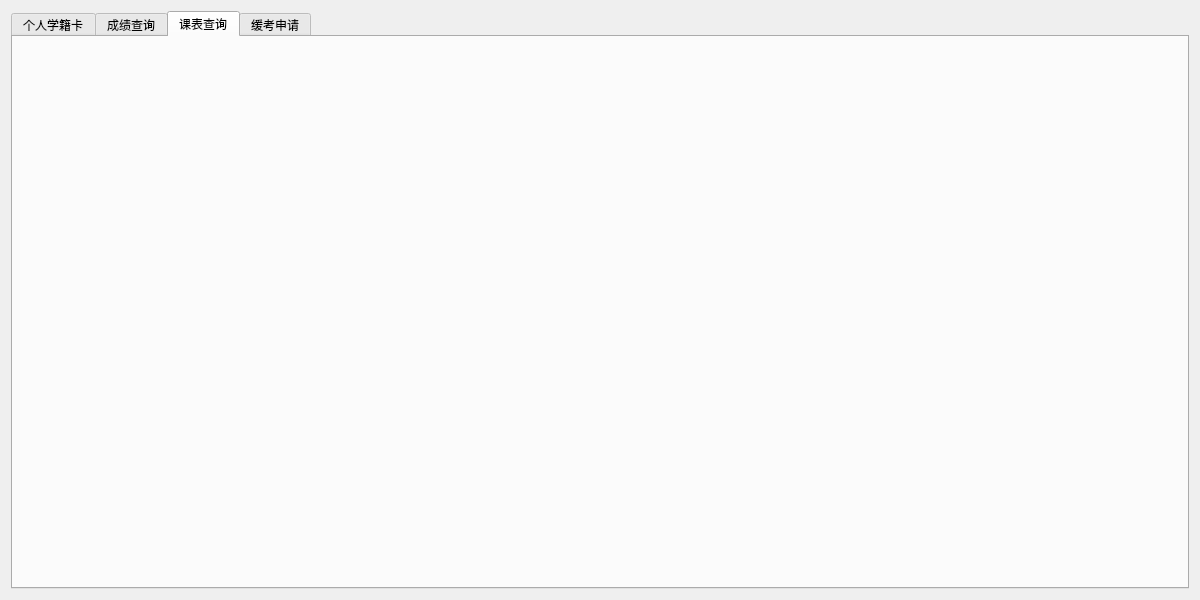
This is day1/form.ui in Mirai233/Jlict-JWXT as Qt 5 draws it before an edit. The edited form follows.
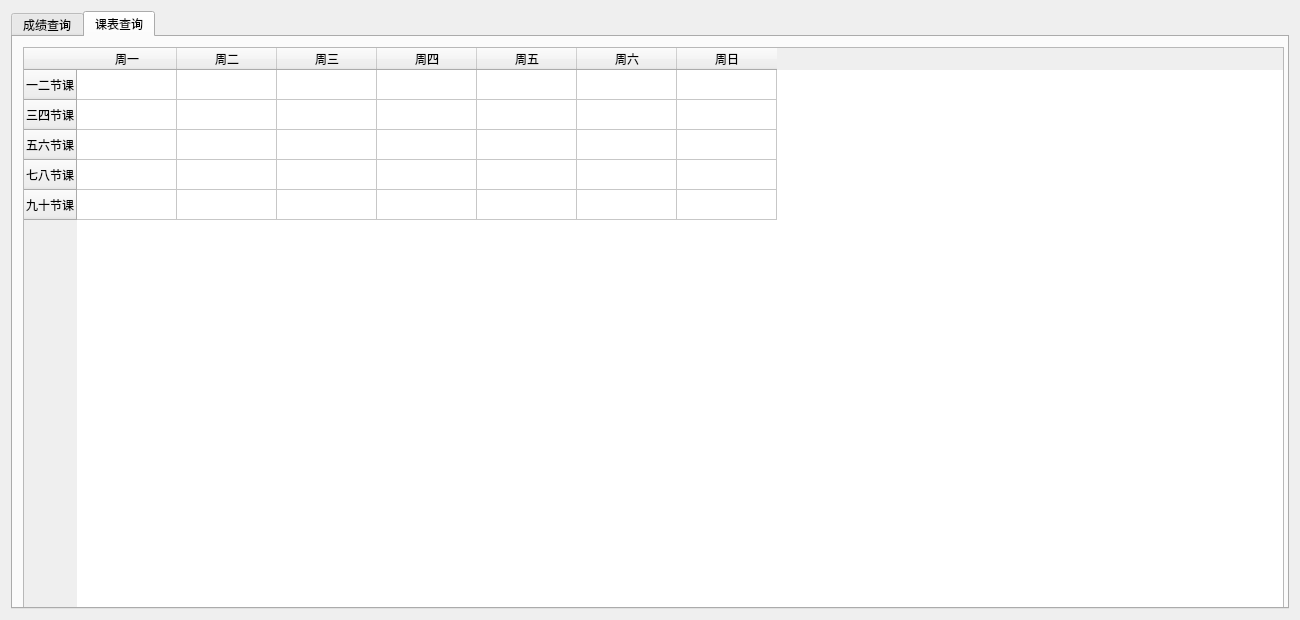
This is the edited form. The open tabs and pages were chosen to show the change. Icons and pictures are not drawn.

Diff of the .ui file:
```diff
--- a/day1/form.ui
+++ b/day1/form.ui
@@ -6,8 +6,8 @@
    <rect>
     <x>0</x>
     <y>0</y>
-    <width>1200</width>
-    <height>600</height>
+    <width>1300</width>
+    <height>620</height>
    </rect>
   </property>
   <property name="sizePolicy">
@@ -18,8 +18,8 @@
   </property>
   <property name="minimumSize">
    <size>
-    <width>1200</width>
-    <height>600</height>
+    <width>1300</width>
+    <height>620</height>
    </size>
   </property>
   <property name="focusPolicy">
@@ -62,11 +62,6 @@
      <property name="tabBarAutoHide">
       <bool>false</bool>
      </property>
-     <widget class="QWidget" name="tab">
-      <attribute name="title">
-       <string>个人学籍卡</string>
-      </attribute>
-     </widget>
      <widget class="QWidget" name="tab_2">
       <attribute name="title">
        <string>成绩查询</string>
@@ -76,11 +71,88 @@
       <attribute name="title">
        <string>课表查询</string>
       </attribute>
-     </widget>
-     <widget class="QWidget" name="tab_4">
-      <attribute name="title">
-       <string>缓考申请</string>
-      </attribute>
+      <widget class="QTableWidget" name="tableWidget_2">
+       <property name="geometry">
+        <rect>
+         <x>10</x>
+         <y>10</y>
+         <width>1261</width>
+         <height>561</height>
+        </rect>
+       </property>
+       <attribute name="horizontalHeaderCascadingSectionResizes">
+        <bool>false</bool>
+       </attribute>
+       <attribute name="verticalHeaderCascadingSectionResizes">
+        <bool>false</bool>
+       </attribute>
+       <attribute name="verticalHeaderShowSortIndicator" stdset="0">
+        <bool>false</bool>
+       </attribute>
+       <attribute name="verticalHeaderStretchLastSection">
+        <bool>false</bool>
+       </attribute>
+       <row>
+        <property name="text">
+         <string>一二节课</string>
+        </property>
+       </row>
+       <row>
+        <property name="text">
+         <string>三四节课</string>
+        </property>
+       </row>
+       <row>
+        <property name="text">
+         <string>五六节课</string>
+        </property>
+       </row>
+       <row>
+        <property name="text">
+         <string>七八节课</string>
+        </property>
+       </row>
+       <row>
+        <property name="text">
+         <string>九十节课</string>
+        </property>
+       </row>
+       <column>
+        <property name="text">
+         <string>周一</string>
+        </property>
+       </column>
+       <column>
+        <property name="text">
+         <string>周二</string>
+        </property>
+       </column>
+       <column>
+        <property name="text">
+         <string>周三</string>
+        </property>
+       </column>
+       <column>
+        <property name="text">
+         <string>周四</string>
+        </property>
+       </column>
+       <column>
+        <property name="text">
+         <string>周五</string>
+        </property>
+       </column>
+       <column>
+        <property name="text">
+         <string>周六</string>
+        </property>
+       </column>
+       <column>
+        <property name="text">
+         <string>周日</string>
+        </property>
+       </column>
+      </widget>
      </widget>
     </widget>
    </item>
```
Left out of the diff: 75 changed lines with no effect on the pictures.
